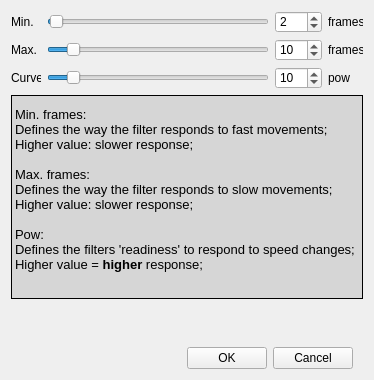
This is ftnoir_filter_ewma2/ftnoir_ewma_filtercontrols.ui in opentrack/opentrack as Qt 5 draws it before an edit. The edited form follows.
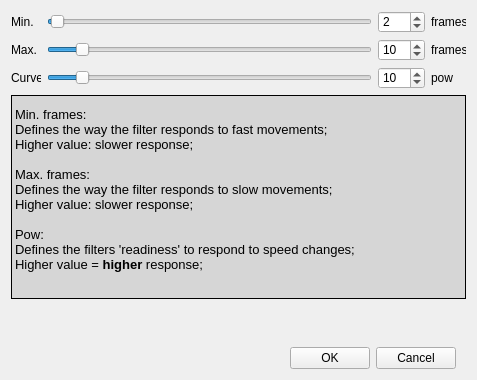
This is the edited form. Icons and pictures are not drawn.

```diff
--- a/ftnoir_filter_ewma2/ftnoir_ewma_filtercontrols.ui
+++ b/ftnoir_filter_ewma2/ftnoir_ewma_filtercontrols.ui
@@ -9,7 +9,7 @@
    <rect>
     <x>0</x>
     <y>0</y>
-    <width>374</width>
+    <width>477</width>
     <height>380</height>
    </rect>
   </property>
```
Left out of the diff: 14 changed lines with no effect on the pictures.
